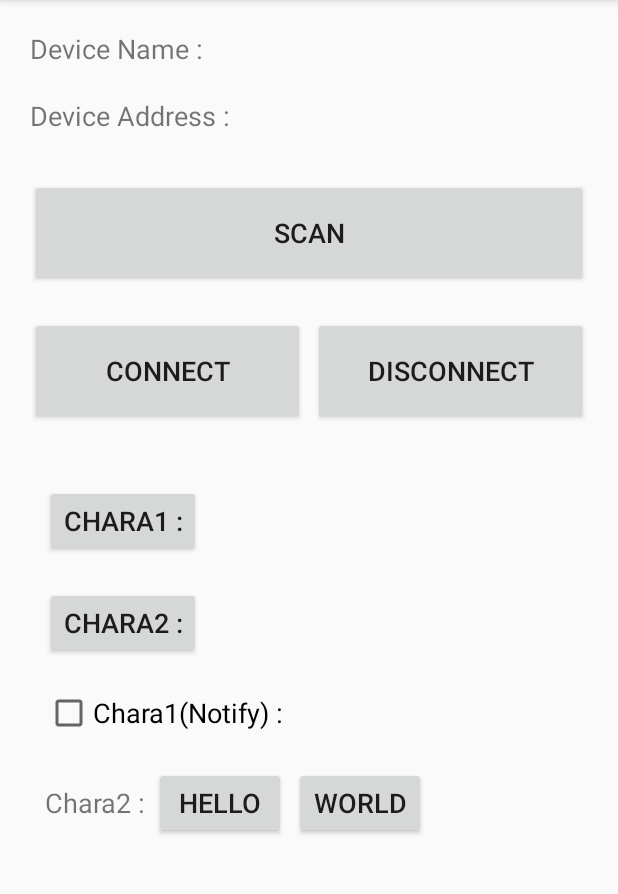
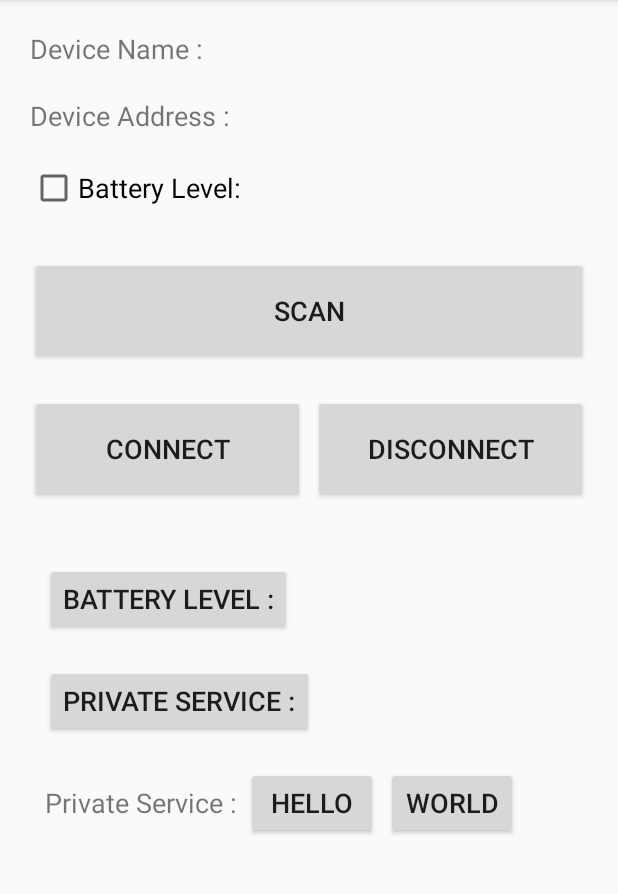
Before and after one commit to takjn/GRRNble, an Android app: the MainActivity screen opened directly, with no data from a screen before it, on a phone screen of 412 x 824 dp, the part 84-978 px from its top. Run offline under Robolectric (Android 15) with nearby library versions, the light colour scheme and no system bars; 2 statements that could not run were skipped.

Commit message:
add battery level

```diff
--- a/Android/app/src/main/java/com/github/takjn/grrnble/DebugFragment.java
+++ b/Android/app/src/main/java/com/github/takjn/grrnble/DebugFragment.java
@@ -15,10 +15,8 @@ public class DebugFragment extends Fragment implements View.OnClickListener {
 
     private TextView mTextViewReadChara1;
     private TextView mTextViewReadChara2;
-    private TextView mTextViewNotifyChara1;
     private Button mButtonReadChara1;
     private Button mButtonReadChara2;
-    private CheckBox mCheckBoxNotifyChara1;
     private Button mButtonWriteHello;
     private Button mButtonWriteWorld;
 
@@ -36,16 +34,12 @@ public class DebugFragment extends Fragment implements View.OnClickListener {
 
         mTextViewReadChara1 = ((TextView) view.findViewById(R.id.textview_readchara1));
         mTextViewReadChara2 = ((TextView) view.findViewById(R.id.textview_readchara2));
-        mTextViewNotifyChara1 = ((TextView) view.findViewById(R.id.textview_notifychara1));
 
         mButtonReadChara1 = (Button) view.findViewById(R.id.button_readchara1);
         mButtonReadChara1.setOnClickListener(this);
 
         mButtonReadChara2 = (Button) view.findViewById(R.id.button_readchara2);
         mButtonReadChara2.setOnClickListener(this);
-
-        mCheckBoxNotifyChara1 = (CheckBox) view.findViewById(R.id.checkbox_notifychara1);
-        mCheckBoxNotifyChara1.setOnClickListener(this);
 
         mButtonWriteHello = (Button) view.findViewById(R.id.button_writehello);
         mButtonWriteHello.setOnClickListener(this);
@@ -76,25 +70,21 @@ public class DebugFragment extends Fragment implements View.OnClickListener {
         }
 
         if (mButtonReadChara1.getId() == v.getId()) {
-            mDebugListener.onReadCharacteristic1();
+            mDebugListener.onReadBatteryLevelCharacteristic();
             return;
         }
         if (mButtonReadChara2.getId() == v.getId()) {
-            mDebugListener.onReadCharacteristic2();
-            return;
-        }
-        if (mCheckBoxNotifyChara1.getId() == v.getId()) {
-            mDebugListener.onSetCharacteristicNotification1(mCheckBoxNotifyChara1.isChecked());
+            mDebugListener.onReadPrivateCharacteristic();
             return;
         }
         if (mButtonWriteHello.getId() == v.getId()) {
             this.enabled(false);
-            mDebugListener.onWriteCharacteristic2("Hello");
+            mDebugListener.onWritePrivateCharacteristic("Hello");
             return;
         }
         if (mButtonWriteWorld.getId() == v.getId()) {
             this.enabled(false);
-            mDebugListener.onWriteCharacteristic2("World");
+            mDebugListener.onWritePrivateCharacteristic("World");
             return;
         }
     }
@@ -112,18 +102,12 @@ public class DebugFragment extends Fragment implements View.OnClickListener {
         mTextViewReadChara2.setText(value);
     }
 
-    public void setNotifyChara1(String value) {
-        mTextViewNotifyChara1.setText(value);
-    }
+    public interface DebugListener {
+        public void onReadBatteryLevelCharacteristic();
 
-    public interface DebugListener {
-        public void onReadCharacteristic1();
+        public void onReadPrivateCharacteristic();
 
-        public void onSetCharacteristicNotification1(boolean value);
-
-        public void onReadCharacteristic2();
-
-        public void onWriteCharacteristic2(String message);
+        public void onWritePrivateCharacteristic(String message);
     }
 
 
--- a/Android/app/src/main/res/layout/activity_main.xml
+++ b/Android/app/src/main/res/layout/activity_main.xml
@@ -52,6 +52,31 @@
             android:layout_height="wrap_content"
             android:textSize="18sp" />
     </LinearLayout>
+
+    <LinearLayout
+        android:layout_width="match_parent"
+        android:layout_height="wrap_content"
+        android:layout_margin="10dp"
+        android:orientation="horizontal">
+
+        <CheckBox
+            android:id="@+id/checkbox_battery_level"
+            android:layout_width="wrap_content"
+            android:layout_height="wrap_content"
+            android:text="@string/battery_level"
+            android:textSize="18sp" />
+
+        <Space
+            android:layout_width="5dp"
+            android:layout_height="wrap_content" />
+
+        <TextView
+            android:id="@+id/textview_battery_level"
+            android:layout_width="match_parent"
+            android:layout_height="wrap_content"
+            android:textSize="18sp" />
+    </LinearLayout>
+
 
     <Space
         android:layout_width="match_parent"
--- a/Android/app/src/main/res/layout/fragment_debug.xml
+++ b/Android/app/src/main/res/layout/fragment_debug.xml
@@ -69,31 +69,6 @@
             android:layout_margin="10dp"
             android:orientation="horizontal">
 
-            <CheckBox
-                android:id="@+id/checkbox_notifychara1"
-                android:layout_width="wrap_content"
-                android:layout_height="wrap_content"
-                android:text="@string/chara1_notify"
-                android:textSize="18sp" />
-
-            <Space
-                android:layout_width="5dp"
-                android:layout_height="wrap_content" />
-
-            <TextView
-                android:id="@+id/textview_notifychara1"
-                android:layout_width="match_parent"
-                android:layout_height="wrap_content"
-                android:textSize="18sp" />
-
-        </LinearLayout>
-
-        <LinearLayout
-            android:layout_width="match_parent"
-            android:layout_height="wrap_content"
-            android:layout_margin="10dp"
-            android:orientation="horizontal">
-
             <TextView
                 android:layout_width="wrap_content"
                 android:layout_height="wrap_content"
--- a/Android/app/src/main/res/values/strings.xml
+++ b/Android/app/src/main/res/values/strings.xml
@@ -14,11 +14,11 @@
     <!-- Label -->
     <string name="device_name">Device Name : </string>
     <string name="device_address">Device Address : </string>
+    <string name="battery_level">Battery Level: </string>
     <string name="connect">Connect</string>
     <string name="disconnect">Disconnect</string>
-    <string name="chara1">Chara1 : </string>
-    <string name="chara2">Chara2 : </string>
-    <string name="chara1_notify">Chara1(Notify) : </string>
+    <string name="chara1">Battery Level : </string>
+    <string name="chara2">Private Service : </string>
     <string name="hello">Hello</string>
     <string name="world">World</string>
 
```
Also changed, not shown: Android/app/src/main/java/com/github/takjn/grrnble/MainActivity.java (+141 -149 lines).
